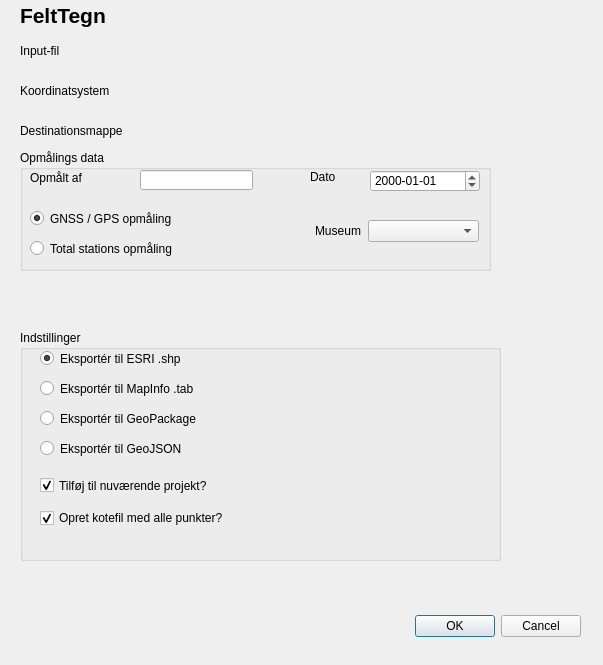
First picture: the form in felt_tegn/felt_tegn_dialog_base.ui, repository archaeodav/felttegn, before the edit.
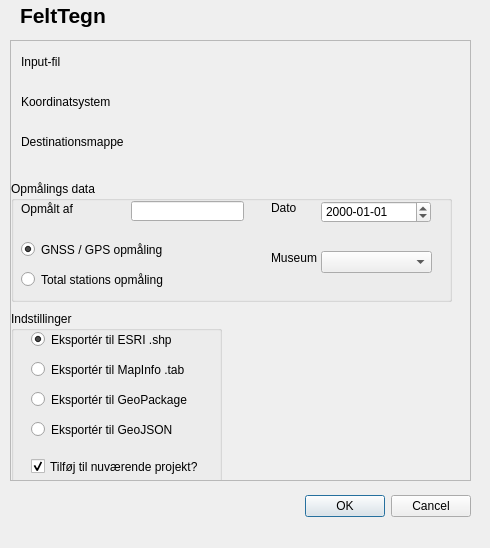
Second picture: the form after the edit. Custom widgets are drawn as their Qt base class.

```diff
--- a/felt_tegn/felt_tegn_dialog_base.ui
+++ b/felt_tegn/felt_tegn_dialog_base.ui
@@ -6,8 +6,8 @@
    <rect>
     <x>0</x>
     <y>0</y>
-    <width>603</width>
-    <height>665</height>
+    <width>490</width>
+    <height>548</height>
    </rect>
   </property>
   <property name="windowTitle">
@@ -16,8 +16,8 @@
   <widget class="QDialogButtonBox" name="button_box">
    <property name="geometry">
     <rect>
-     <x>240</x>
-     <y>610</y>
+     <x>130</x>
+     <y>490</y>
      <width>341</width>
      <height>32</height>
     </rect>
@@ -29,178 +29,6 @@
     <set>QDialogButtonBox::Cancel|QDialogButtonBox::Ok</set>
    </property>
   </widget>
-  <widget class="QgsFileWidget" name="inputTextFile">
-   <property name="geometry">
-    <rect>
-     <x>180</x>
-     <y>40</y>
-     <width>301</width>
-     <height>21</height>
-    </rect>
-   </property>
-  </widget>
-  <widget class="QLabel" name="label">
-   <property name="geometry">
-    <rect>
-     <x>20</x>
-     <y>40</y>
-     <width>151</width>
-     <height>21</height>
-    </rect>
-   </property>
-   <property name="text">
-    <string>Input-fil</string>
-   </property>
-  </widget>
-  <widget class="QgsProjectionSelectionWidget" name="mQgsProjectionSelectionWidget">
-   <property name="geometry">
-    <rect>
-     <x>180</x>
-     <y>80</y>
-     <width>301</width>
-     <height>21</height>
-    </rect>
-   </property>
-  </widget>
-  <widget class="QLabel" name="label_2">
-   <property name="geometry">
-    <rect>
-     <x>20</x>
-     <y>80</y>
-     <width>161</width>
-     <height>21</height>
-    </rect>
-   </property>
-   <property name="text">
-    <string>Koordinatsystem</string>
-   </property>
-  </widget>
-  <widget class="QgsFileWidget" name="outputTargetDir">
-   <property name="geometry">
-    <rect>
-     <x>180</x>
-     <y>120</y>
-     <width>301</width>
-     <height>20</height>
-    </rect>
-   </property>
-  </widget>
-  <widget class="QLabel" name="label_3">
-   <property name="geometry">
-    <rect>
-     <x>20</x>
-     <y>120</y>
-     <width>161</width>
-     <height>21</height>
-    </rect>
-   </property>
-   <property name="text">
-    <string>Destinationsmappe</string>
-   </property>
-  </widget>
-  <widget class="QGroupBox" name="groupBox">
-   <property name="geometry">
-    <rect>
-     <x>20</x>
-     <y>330</y>
-     <width>481</width>
-     <height>231</height>
-    </rect>
-   </property>
-   <property name="title">
-    <string>Indstillinger</string>
-   </property>
-   <widget class="QCheckBox" name="chk_kote">
-    <property name="geometry">
-     <rect>
-      <x>20</x>
-      <y>180</y>
-      <width>371</width>
-      <height>16</height>
-     </rect>
-    </property>
-    <property name="text">
-     <string>Opret kotefil med alle punkter?</string>
-    </property>
-    <property name="checked">
-     <bool>true</bool>
-    </property>
-   </widget>
-   <widget class="QRadioButton" name="radioButton_gp">
-    <property name="geometry">
-     <rect>
-      <x>20</x>
-      <y>80</y>
-      <width>271</width>
-      <height>17</height>
-     </rect>
-    </property>
-    <property name="text">
-     <string>Eksportér til GeoPackage</string>
-    </property>
-   </widget>
-   <widget class="QCheckBox" name="chk_addfiles">
-    <property name="geometry">
-     <rect>
-      <x>20</x>
-      <y>140</y>
-      <width>371</width>
-      <height>31</height>
-     </rect>
-    </property>
-    <property name="text">
-     <string>Tilføj til nuværende projekt?</string>
-    </property>
-    <property name="checked">
-     <bool>true</bool>
-    </property>
-   </widget>
-   <widget class="QRadioButton" name="radioButton_shp">
-    <property name="geometry">
-     <rect>
-      <x>20</x>
-      <y>20</y>
-      <width>231</width>
-      <height>17</height>
-     </rect>
-    </property>
-    <property name="text">
-     <string>Eksportér til ESRI .shp</string>
-    </property>
-    <property name="checked">
-     <bool>true</bool>
-    </property>
-    <property name="autoExclusive">
-     <bool>true</bool>
-    </property>
-   </widget>
-   <widget class="QRadioButton" name="radioButton_tab">
-    <property name="geometry">
-     <rect>
-      <x>20</x>
-      <y>50</y>
-      <width>251</width>
-      <height>17</height>
-     </rect>
-    </property>
-    <property name="text">
-     <string>Eksportér til MapInfo .tab</string>
-    </property>
-   </widget>
-   <widget class="QRadioButton" name="radioButton_gjson">
-    <property name="geometry">
-     <rect>
-      <x>20</x>
-      <y>110</y>
-      <width>251</width>
-      <height>17</height>
-     </rect>
-    </property>
-    <property name="text">
-     <string>Eksportér til GeoJSON</string>
-    </property>
-   </widget>
-  </widget>
   <widget class="QLabel" name="label_4">
    <property name="geometry">
     <rect>
@@ -221,12 +49,33 @@
     <string>FeltTegn</string>
    </property>
   </widget>
+  <widget class="QScrollArea" name="scrollArea">
+   <property name="geometry">
+    <rect>
+     <x>10</x>
+     <y>40</y>
+     <width>461</width>
+     <height>441</height>
+    </rect>
+   </property>
+   <property name="widgetResizable">
+    <bool>true</bool>
+   </property>
+   <widget class="QWidget" name="scrollAreaWidgetContents">
+    <property name="geometry">
+     <rect>
+      <x>0</x>
+      <y>0</y>
+      <width>459</width>
+      <height>439</height>
+     </rect>
+    </property>
   <widget class="QGroupBox" name="groupBox_2">
    <property name="geometry">
     <rect>
-     <x>20</x>
-     <y>150</y>
-     <width>471</width>
+       <x>0</x>
+       <y>140</y>
+       <width>441</width>
      <height>121</height>
     </rect>
    </property>
@@ -236,7 +85,7 @@
    <widget class="QDateEdit" name="hvonaar">
     <property name="geometry">
      <rect>
-      <x>350</x>
+        <x>310</x>
       <y>20</y>
       <width>110</width>
       <height>22</height>
@@ -249,7 +98,7 @@
    <widget class="QLabel" name="dato">
     <property name="geometry">
      <rect>
-      <x>290</x>
+        <x>260</x>
       <y>20</y>
       <width>47</width>
       <height>14</height>
@@ -314,7 +163,7 @@
    <widget class="QComboBox" name="comboBox">
     <property name="geometry">
      <rect>
-      <x>348</x>
+        <x>310</x>
       <y>70</y>
       <width>111</width>
       <height>22</height>
@@ -324,8 +173,8 @@
    <widget class="QLabel" name="museum">
     <property name="geometry">
      <rect>
-      <x>295</x>
-      <y>74</y>
+        <x>260</x>
+        <y>70</y>
       <width>47</width>
       <height>13</height>
      </rect>
@@ -333,6 +182,180 @@
     <property name="text">
      <string>Museum</string>
     </property>
+     </widget>
+    </widget>
+    <widget class="QGroupBox" name="groupBox">
+     <property name="geometry">
+      <rect>
+       <x>0</x>
+       <y>270</y>
+       <width>211</width>
+       <height>231</height>
+      </rect>
+     </property>
+     <property name="title">
+      <string>Indstillinger</string>
+     </property>
+     <widget class="QCheckBox" name="chk_kote">
+      <property name="geometry">
+       <rect>
+        <x>20</x>
+        <y>180</y>
+        <width>371</width>
+        <height>16</height>
+       </rect>
+      </property>
+      <property name="text">
+       <string>Opret kotefil med alle punkter?</string>
+      </property>
+      <property name="checked">
+       <bool>true</bool>
+      </property>
+     </widget>
+     <widget class="QRadioButton" name="radioButton_gp">
+      <property name="geometry">
+       <rect>
+        <x>20</x>
+        <y>80</y>
+        <width>271</width>
+        <height>17</height>
+       </rect>
+      </property>
+      <property name="text">
+       <string>Eksportér til GeoPackage</string>
+      </property>
+     </widget>
+     <widget class="QCheckBox" name="chk_addfiles">
+      <property name="geometry">
+       <rect>
+        <x>20</x>
+        <y>140</y>
+        <width>371</width>
+        <height>31</height>
+       </rect>
+      </property>
+      <property name="text">
+       <string>Tilføj til nuværende projekt?</string>
+      </property>
+      <property name="checked">
+       <bool>true</bool>
+      </property>
+     </widget>
+     <widget class="QRadioButton" name="radioButton_shp">
+      <property name="geometry">
+       <rect>
+        <x>20</x>
+        <y>20</y>
+        <width>231</width>
+        <height>17</height>
+       </rect>
+      </property>
+      <property name="text">
+       <string>Eksportér til ESRI .shp</string>
+      </property>
+      <property name="checked">
+       <bool>true</bool>
+      </property>
+      <property name="autoExclusive">
+       <bool>true</bool>
+      </property>
+     </widget>
+     <widget class="QRadioButton" name="radioButton_tab">
+      <property name="geometry">
+       <rect>
+        <x>20</x>
+        <y>50</y>
+        <width>251</width>
+        <height>17</height>
+       </rect>
+      </property>
+      <property name="text">
+       <string>Eksportér til MapInfo .tab</string>
+      </property>
+     </widget>
+     <widget class="QRadioButton" name="radioButton_gjson">
+      <property name="geometry">
+       <rect>
+        <x>20</x>
+        <y>110</y>
+        <width>251</width>
+        <height>17</height>
+       </rect>
+      </property>
+      <property name="text">
+       <string>Eksportér til GeoJSON</string>
+      </property>
+     </widget>
+    </widget>
+    <widget class="QLabel" name="label_3">
+     <property name="geometry">
+      <rect>
+       <x>10</x>
+       <y>90</y>
+       <width>161</width>
+       <height>21</height>
+      </rect>
+     </property>
+     <property name="text">
+      <string>Destinationsmappe</string>
+     </property>
+    </widget>
+    <widget class="QgsFileWidget" name="inputTextFile">
+     <property name="geometry">
+      <rect>
+       <x>170</x>
+       <y>10</y>
+       <width>271</width>
+       <height>21</height>
+      </rect>
+     </property>
+    </widget>
+    <widget class="QgsProjectionSelectionWidget" name="mQgsProjectionSelectionWidget">
+     <property name="geometry">
+      <rect>
+       <x>170</x>
+       <y>50</y>
+       <width>271</width>
+       <height>21</height>
+      </rect>
+     </property>
+    </widget>
+    <widget class="QgsFileWidget" name="outputTargetDir">
+     <property name="geometry">
+      <rect>
+       <x>170</x>
+       <y>90</y>
+       <width>271</width>
+       <height>20</height>
+      </rect>
+     </property>
+    </widget>
+    <widget class="QLabel" name="label">
+     <property name="geometry">
+      <rect>
+       <x>10</x>
+       <y>10</y>
+       <width>151</width>
+       <height>21</height>
+      </rect>
+     </property>
+     <property name="text">
+      <string>Input-fil</string>
+     </property>
+    </widget>
+    <widget class="QLabel" name="label_2">
+     <property name="geometry">
+      <rect>
+       <x>10</x>
+       <y>50</y>
+       <width>161</width>
+       <height>21</height>
+      </rect>
+     </property>
+     <property name="text">
+      <string>Koordinatsystem</string>
+     </property>
+    </widget>
    </widget>
   </widget>
  </widget>
```
Lines whose indentation alone changed are shown as unchanged.
